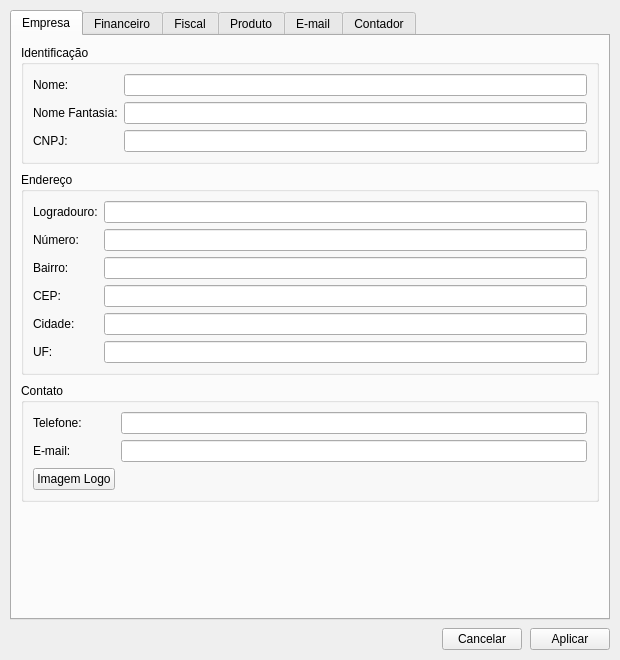
Above: src/configuracao.ui from GabR36/QEstoqueLoja before the change. Below: the same form after it.
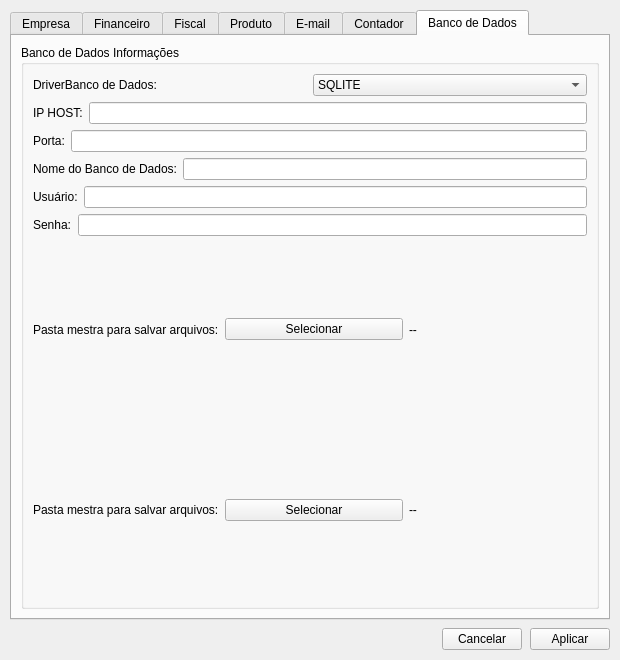
That is the form after the change. Icons and pictures are not drawn.

Commit message: pagina de configuração para selecionar database e infos

```diff
--- a/src/configuracao.ui
+++ b/src/configuracao.ui
@@ -38,10 +38,8 @@
    <item>
     <widget class="QTabWidget" name="tabWidget">
      <property name="currentIndex">
-      <number>0</number>
+      <number>6</number>
      </property>
-
-     <!-- ===== ABA EMPRESA ===== -->
      <widget class="QWidget" name="tab">
       <attribute name="title">
        <string>Empresa</string>
@@ -1123,7 +1121,171 @@
        </item>
       </layout>
      </widget>
-
+     <widget class="QWidget" name="tab_7">
+      <attribute name="title">
+       <string>Banco de Dados</string>
+      </attribute>
+      <layout class="QVBoxLayout" name="verticalLayout_4">
+       <item>
+        <widget class="QGroupBox" name="groupBox_3">
+         <property name="title">
+          <string>Banco de Dados Informações</string>
+         </property>
+         <layout class="QVBoxLayout" name="verticalLayout_11">
+          <item>
+           <layout class="QVBoxLayout" name="verticalLayout_5">
+            <item>
+             <layout class="QHBoxLayout" name="horizontalLayout_8">
+              <item>
+               <widget class="QLabel" name="label_42">
+                <property name="text">
+                 <string>DriverBanco de Dados:</string>
+                </property>
+               </widget>
+              </item>
+              <item>
+               <widget class="QComboBox" name="CBox_DBDriver">
+                <item>
+                 <property name="text">
+                  <string>SQLITE</string>
+                 </property>
+                </item>
+                <item>
+                 <property name="text">
+                  <string>PostgreSQL</string>
+                 </property>
+                </item>
+               </widget>
+              </item>
+             </layout>
+            </item>
+            <item>
+             <layout class="QHBoxLayout" name="horizontalLayout">
+              <item>
+               <widget class="QLabel" name="Lbl_DBIPHost">
+                <property name="text">
+                 <string>IP HOST:</string>
+                </property>
+               </widget>
+              </item>
+              <item>
+               <widget class="QLineEdit" name="Ledit_DbIPHost"/>
+              </item>
+             </layout>
+            </item>
+            <item>
+             <layout class="QHBoxLayout" name="horizontalLayout_2">
+              <item>
+               <widget class="QLabel" name="Lbl_DBPort">
+                <property name="text">
+                 <string>Porta:</string>
+                </property>
+               </widget>
+              </item>
+              <item>
+               <widget class="QLineEdit" name="Ledit_DBPort"/>
+              </item>
+             </layout>
+            </item>
+            <item>
+             <layout class="QHBoxLayout" name="horizontalLayout_3">
+              <item>
+               <widget class="QLabel" name="Lbl_DBName">
+                <property name="text">
+                 <string>Nome do Banco de Dados:</string>
+                </property>
+               </widget>
+              </item>
+              <item>
+               <widget class="QLineEdit" name="Ledit_DBName"/>
+              </item>
+             </layout>
+            </item>
+            <item>
+             <layout class="QHBoxLayout" name="horizontalLayout_4">
+              <item>
+               <widget class="QLabel" name="Lbl_DBUser">
+                <property name="text">
+                 <string>Usuário:</string>
+                </property>
+               </widget>
+              </item>
+              <item>
+               <widget class="QLineEdit" name="Ledit_DBUser"/>
+              </item>
+             </layout>
+            </item>
+            <item>
+             <layout class="QHBoxLayout" name="horizontalLayout_5">
+              <item>
+               <widget class="QLabel" name="Lbl_DBSenha">
+                <property name="text">
+                 <string>Senha:</string>
+                </property>
+               </widget>
+              </item>
+              <item>
+               <widget class="QLineEdit" name="Ledit_DBSenha"/>
+              </item>
+             </layout>
+            </item>
+            <item>
+             <layout class="QHBoxLayout" name="horizontalLayout_6">
+              <item>
+               <widget class="QLabel" name="Lbl_DBPastaSqlite">
+                <property name="text">
+                 <string>Pasta mestra para salvar arquivos:</string>
+                </property>
+               </widget>
+              </item>
+              <item>
+               <widget class="QPushButton" name="Btn_DBSqlitePasta">
+                <property name="text">
+                 <string>Selecionar</string>
+                </property>
+               </widget>
+              </item>
+              <item>
+               <widget class="QLabel" name="Lbl_DBPathPastaSqlite">
+                <property name="text">
+                 <string>--</string>
+                </property>
+               </widget>
+              </item>
+             </layout>
+            </item>
+            <item>
+             <layout class="QHBoxLayout" name="horizontalLayout_9">
+              <item>
+               <widget class="QLabel" name="Lbl_DBPastaPostgre">
+                <property name="text">
+                 <string>Pasta mestra para salvar arquivos:</string>
+                </property>
+               </widget>
+              </item>
+              <item>
+               <widget class="QPushButton" name="Btn_DBPostgrePasta">
+                <property name="text">
+                 <string>Selecionar</string>
+                </property>
+               </widget>
+              </item>
+              <item>
+               <widget class="QLabel" name="Lbl_DBPathPastaPostgre">
+                <property name="text">
+                 <string>--</string>
+                </property>
+               </widget>
+              </item>
+             </layout>
+            </item>
+           </layout>
+          </item>
+         </layout>
+        </widget>
+       </item>
+      </layout>
+     </widget>
     </widget>
    </item>
    <item>
```
Left out of the diff: 56 changed lines with no effect on the pictures. The commit also changes 7 other files.
